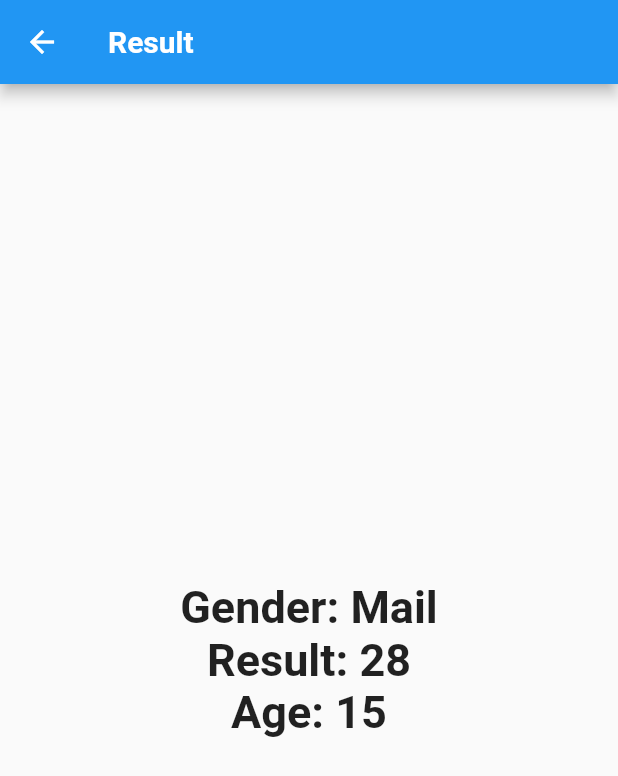
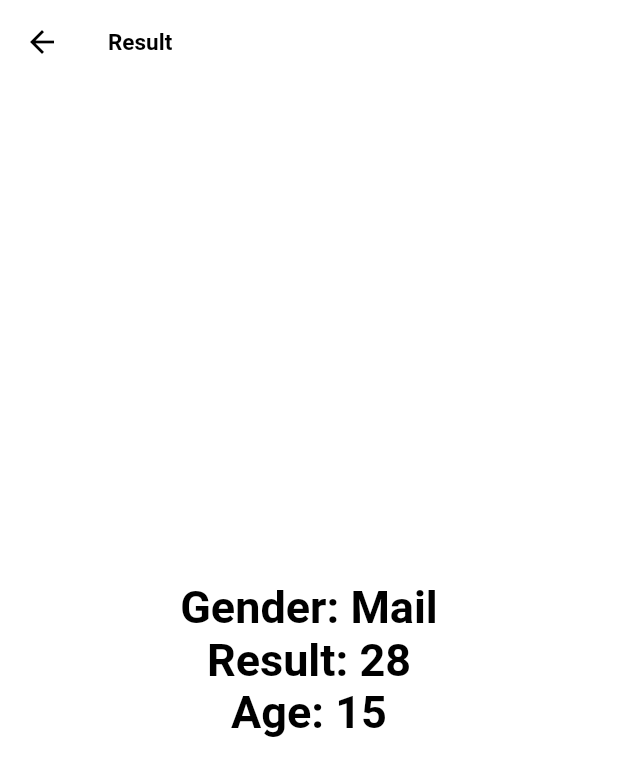
Before and after one commit to Esmail-Sameh/BMI_Calc, a Flutter app: the screen it shows after launch, after a tap on the "remove" icon, after a tap on the "add" icon, after a tap on "Calc", on a phone screen of 412 x 824 dp. Shown: the top 776 px of the screen. Run offline on Flutter 3.47's test engine with Material 2 defaults, Android fonts, the phone set to English and light mode, and no system bars; our stand-ins replace bloc, flutter_bloc.

Commit message:
Add Dark Mode And Light Mode With Out Shared Preferences

```diff
--- a/lib/constants/colors.dart
+++ b/lib/constants/colors.dart
@@ -1,13 +1,19 @@
-
-
-
 
 
 import 'dart:ui';
+import 'package:flutter/material.dart';
 
 class AppColor {
-  static Color background_Dark = const Color(0xff222222);
+  //Light Mode Colors
   static Color background_light = const Color(0xffffffff);
+  static Color contaner_light = Colors.grey[400]!;
+  static Color contaner_Color_light = Colors.blue;
+
+
+  //Dark mode Colors
+  static Color background_Dark = const Color(0xff0a0321);
+  static Color contaner_Dark = const Color(0xff1d1e33);
+  static Color contaner_Color_Dark = const Color(0xffe25cdc);
 
 
 }
--- a/lib/cubit/cubit.dart
+++ b/lib/cubit/cubit.dart
@@ -1,6 +1,9 @@
 import 'dart:math';
+import 'dart:ui';
 import 'package:bloc/bloc.dart';
+import 'package:bmi_calc/constants/colors.dart';
 import 'package:bmi_calc/cubit/states.dart';
+import 'package:flutter/material.dart';
 import 'package:flutter_bloc/flutter_bloc.dart';
 
 class BmiCubit extends Cubit<BmiStates>{
@@ -10,8 +13,11 @@ class BmiCubit extends Cubit<BmiStates>{
   int age = 15;
   int weight = 40;
   bool isMail = true;
+  bool isDark = false;
   double height = 120;
   late double result;
+  Color color_Select_Gender = Colors.blue;
+  Color? color_Contaners = Colors.grey[400];
 
   void plus_Age(){
     age ++;
@@ -43,8 +49,20 @@ class BmiCubit extends Cubit<BmiStates>{
   }
   void result_And_Navgat(){
     result = weight / pow(height / 100, 2);
-
+  }
+  void change_Mode(){
+    isDark =! isDark;
+    if(isDark){
+      color_Select_Gender = Colors.purple;
+      color_Contaners = Color(0xff1d1e33);
+    }else{
+      color_Select_Gender = AppColor.contaner_Color_light!;
+      color_Contaners = Colors.grey[400];
+    }
+    print(isDark);
+    emit(Bmi_Change_Mode_State());
   }
 
 
+
 }
--- a/lib/cubit/states.dart
+++ b/lib/cubit/states.dart
@@ -15,3 +15,5 @@ class Bmi_IsMale_True_State extends BmiStates{}
 class Bmi_IsMale_False_State extends BmiStates{}
 
 class Bmi_Change_Height_State extends BmiStates{}
+
+class Bmi_Change_Mode_State extends BmiStates{}
--- a/lib/main.dart
+++ b/lib/main.dart
@@ -1,6 +1,8 @@
 import 'package:bmi_calc/cubit/cubit.dart';
+import 'package:bmi_calc/cubit/states.dart';
 import 'package:bmi_calc/screens/home.dart';
 import 'package:bmi_calc/screens/result.dart';
+import 'package:bmi_calc/styles/themes.dart';
 import 'package:flutter/material.dart';
 import 'package:flutter_bloc/flutter_bloc.dart';
 
@@ -16,7 +18,10 @@ class App extends StatelessWidget {
   Widget build(BuildContext context) {
     return BlocProvider(
       create: (context) => BmiCubit(),
-      child:MaterialApp(
+      child:BlocConsumer<BmiCubit , BmiStates>(
+        listener: (context, state) {},
+        builder: (context, state) {
+          return MaterialApp(
             debugShowCheckedModeBanner: false,
             initialRoute: '/',
             routes: {
@@ -24,17 +29,12 @@ class App extends StatelessWidget {
               'result': (context) => Result(),
               //result: result, age: age, isMail: isMail
             },
-        theme: ThemeData(
-          appBarTheme: AppBarTheme(
-            centerTitle: true,
-            titleTextStyle: TextStyle(
-              color: Colors.white,
-              fontSize: 20,
-              fontWeight: FontWeight.bold,
-            ),
-          ),
-        ),
+            theme: Themes.light_Theme,
+            themeMode: BmiCubit.get(context).isDark ?ThemeMode.dark : ThemeMode.light,
+            darkTheme: Themes.dark_Theme,
 
+          );
+        },
       )
     );
   }
--- a/lib/screens/home.dart
+++ b/lib/screens/home.dart
@@ -1,3 +1,4 @@
+import 'package:bmi_calc/constants/colors.dart';
 import 'package:bmi_calc/cubit/cubit.dart';
 import 'package:bmi_calc/cubit/states.dart';
 import 'package:flutter/material.dart';
@@ -5,15 +6,23 @@ import 'package:flutter_bloc/flutter_bloc.dart';
 import 'package:bmi_calc/constants/data.dart';
 class Home extends StatelessWidget {
 
-
   @override
   Widget build(BuildContext context) {
     return BlocConsumer<BmiCubit, BmiStates>(
         listener: (context, state) {},
         builder: (context, state) {
+          var cubit = BmiCubit.get(context);
           return Scaffold(
             appBar: AppBar(
               title: Text('Body Mass Index'),
+              actions: [
+                IconButton(
+                    onPressed: (){
+                      cubit.change_Mode();
+                    },
+                    icon: Icon(Icons.brightness_4_outlined)
+                )
+              ],
             ),
             body: SafeArea(
                 child: Column(
@@ -30,8 +39,7 @@ class Home extends StatelessWidget {
                                   },
                                   child: Container(
                                     decoration: BoxDecoration(
-                                      color: BmiCubit.get(context).isMail ? Colors.blue : Colors
-                                          .grey[400],
+                                      color: cubit.isMail ? cubit.color_Select_Gender : cubit.color_Contaners,
                                       borderRadius: BorderRadius.circular(10),
                                     ),
                                     child: Column (
@@ -55,11 +63,11 @@ class Home extends StatelessWidget {
                               SizedBox(width: 16,),
                               Expanded(child: GestureDetector(
                                 onTap: () {
-                                  BmiCubit.get(context).is_Mail_False();
+                                  cubit.is_Mail_False();
                                 },
                                 child: Container(
                                   decoration: BoxDecoration(
-                                    color: BmiCubit.get(context).isMail ? Colors.grey[300] : Colors.blue,
+                                    color: cubit.isMail ? cubit.color_Contaners : cubit.color_Select_Gender,
                                     borderRadius: BorderRadius.circular(10),
                                   ),
                                   child: Column(
@@ -89,7 +97,7 @@ class Home extends StatelessWidget {
                           child: Container(
                               width: double.infinity,
                               decoration: BoxDecoration(
-                                color: Colors.grey[400],
+                                color: cubit.color_Contaners,
                                 borderRadius: BorderRadius.circular(10),
                               ),
                               child: Column(
@@ -109,7 +117,7 @@ class Home extends StatelessWidget {
                                     textBaseline: TextBaseline.alphabetic,
                                     children: [
                                       Text(
-                                        "${BmiCubit.get(context).height.round()} ",
+                                        "${cubit.height.round()} ",
                                         style: TextStyle(
                                           fontSize: 40,
                                           fontWeight: FontWeight.bold,
@@ -126,11 +134,11 @@ class Home extends StatelessWidget {
                                     ],
                                   ),
                                   Slider(
-                                      value: BmiCubit.get(context).height,
+                                      value: cubit.height,
                                       max: 220,
                                       min: 80,
                                       onChanged: (value) {
-                                        BmiCubit.get(context).change_Height(value);
+                                        cubit.change_Height(value);
                                         // setState(() {
                                         //   //print("dd ${value.round()} ");
                                         //   height = value;
@@ -151,7 +159,7 @@ class Home extends StatelessWidget {
                                 child: Container(
                                   decoration: BoxDecoration(
                                     borderRadius: BorderRadius.circular(10),
-                                    color: Colors.grey[400],
+                                    color: cubit.color_Contaners,
                                   ),
                                   child: Column(
                                     mainAxisAlignment: MainAxisAlignment.center,
@@ -165,7 +173,7 @@ class Home extends StatelessWidget {
                                       ),
                                       SizedBox(height: 10,),
                                       Text(
-                                        '${BmiCubit.get(context).weight}',
+                                        '${cubit.weight}',
                                         style: TextStyle(
                                           fontSize: 30,
                                           fontWeight: FontWeight.bold,
@@ -177,7 +185,7 @@ class Home extends StatelessWidget {
                                         children: [
                                           FloatingActionButton(
                                             onPressed: () {
-                                              BmiCubit.get(context).min_Weight();
+                                              cubit.min_Weight();
                                             },
                                             child: Icon(Icons.remove),
                                             mini: true,
@@ -186,7 +194,7 @@ class Home extends StatelessWidget {
                                           SizedBox(width: 10,),
                                           FloatingActionButton(
                                               onPressed: () {
-                                                BmiCubit.get(context).plus_Weight();
+                                                cubit.plus_Weight();
                                               },
                                               child: Icon(Icons.add),
                                               mini: true,
@@ -202,7 +210,7 @@ class Home extends StatelessWidget {
                                 child: Container(
                                   decoration: BoxDecoration(
                                     borderRadius: BorderRadius.circular(10),
-                                    color: Colors.grey[400],
+                                    color: cubit.color_Contaners,
                                   ),
                                   child: Column(
                                     mainAxisAlignment: MainAxisAlignment.center,
@@ -216,7 +224,7 @@ class Home extends StatelessWidget {
                                       ),
                                       SizedBox(height: 10,),
                                       Text(
-                                        '${BmiCubit.get(context).age}',
+                                        '${cubit.age}',
                                         style: TextStyle(
                                           fontSize: 30,
                                           fontWeight: FontWeight.bold,
@@ -228,7 +236,7 @@ class Home extends StatelessWidget {
                                         children: [
                                           FloatingActionButton(
                                             onPressed: () {
-                                              BmiCubit.get(context).min_Age();
+                                              cubit.min_Age();
                                             },
                                             child: Icon(Icons.remove),
                                             mini: true,
@@ -237,7 +245,7 @@ class Home extends StatelessWidget {
                                           SizedBox(width: 10,),
                                           FloatingActionButton(
                                             onPressed: () {
-                                              BmiCubit.get(context).plus_Age();
+                                              cubit.plus_Age();
                                             },
                                             child: Icon(Icons.add),
                                             mini: true,
@@ -253,17 +261,17 @@ class Home extends StatelessWidget {
                         )),
                     Container(
                       width: double.infinity,
-                      color: Colors.blue,
+                      color: cubit.color_Select_Gender,
                       height: 60,
                       child: MaterialButton(
                         onPressed: () {
-                          BmiCubit.get(context).result_And_Navgat();
+                          cubit.result_And_Navgat();
                           Navigator.pushNamed(context,
                             'result',
                             arguments: Data(
-                                result: BmiCubit.get(context).result,
-                                age: BmiCubit.get(context).age,
-                                isMail: BmiCubit.get(context).isMail,
+                                result: cubit.result,
+                                age: cubit.age,
+                                isMail: cubit.isMail,
                             ),
                           );
 
--- a/lib/screens/result.dart
+++ b/lib/screens/result.dart
@@ -1,5 +1,8 @@
 import 'package:bmi_calc/constants/data.dart';
+import 'package:bmi_calc/cubit/cubit.dart';
+import 'package:bmi_calc/cubit/states.dart';
 import 'package:flutter/material.dart';
+import 'package:flutter_bloc/flutter_bloc.dart';
 
 class Result extends StatelessWidget {
 
@@ -16,6 +19,10 @@ class Result extends StatelessWidget {
   @override
   Widget build(BuildContext context) {
     Data data = ModalRoute.of(context)!.settings.arguments as Data;
+    return BlocConsumer<BmiCubit , BmiStates>(
+      listener: (context, state) {},
+      builder: (context, state) {
+        var cubit = BmiCubit.get(context);
         return Scaffold(
           appBar: AppBar(
             centerTitle: false,
@@ -35,21 +42,24 @@ class Result extends StatelessWidget {
                     'Gender: ${data.isMail ? 'Mail' : 'Femail'}',
                     style: TextStyle(
                         fontSize: 30,
-                  fontWeight: FontWeight.bold
+                        fontWeight: FontWeight.bold,
+                        color: cubit.isDark ? Colors.white : Colors.black,
                     ),
                   ),
                   Text(
                     'Result: ${data.result.round()}',
                     style: TextStyle(
                         fontSize: 30,
-                    fontWeight: FontWeight.bold
+                        fontWeight: FontWeight.bold,
+                      color: cubit.isDark ? Colors.white : Colors.black,
                     ),
                   ),
                   Text(
                     'Age: ${data.age}',
                     style: TextStyle(
                         fontSize: 30,
-                    fontWeight: FontWeight.bold
+                        fontWeight: FontWeight.bold,
+                      color: cubit.isDark ? Colors.white : Colors.black,
                     ),
                   ),
                 ],
@@ -57,5 +67,7 @@ class Result extends StatelessWidget {
             ),
           ),
         );
+      },
+    );
   }
 }
--- /dev/null
+++ b/lib/styles/themes.dart
@@ -0,0 +1,53 @@
+import 'package:bmi_calc/constants/colors.dart';
+import 'package:flutter/material.dart';
+
+class Themes {
+
+  static ThemeData light_Theme = ThemeData(
+    primaryColor: AppColor.contaner_Color_light,
+    primarySwatch: Colors.blue,
+    scaffoldBackgroundColor: AppColor.background_light,
+    appBarTheme: AppBarTheme(
+      elevation: 0,
+      centerTitle: true,
+      color: AppColor.background_light,
+      iconTheme: IconThemeData(
+        color: Colors.black,
+      ),
+      titleTextStyle: TextStyle(
+        color: Colors.black,
+        fontWeight: FontWeight.bold,
+        fontSize: 15
+      ),
+    ),
+    textTheme: TextTheme(
+      bodyMedium: TextStyle(color: Colors.black),
+    ),
+    iconTheme: IconThemeData(color: Colors.black),
+  );
+
+  static ThemeData dark_Theme = ThemeData(
+
+    primaryColor: AppColor.contaner_Color_Dark,
+    primarySwatch: Colors.purple,
+
+    scaffoldBackgroundColor: AppColor.background_Dark,
+    appBarTheme: AppBarTheme(
+      elevation: 0,
+      centerTitle: true,
+      color: AppColor.background_Dark,
+      iconTheme: IconThemeData(
+        color: Colors.white,
+      ),
+      titleTextStyle: TextStyle(
+          color: Colors.white,
+          fontWeight: FontWeight.bold,
+          fontSize: 15
+      ),
+    ),
+    textTheme: TextTheme(
+      bodyMedium: TextStyle(color: Colors.white),
+    ),
+    iconTheme: IconThemeData(color: Colors.white),
+  );
+}
```
Lines whose indentation alone changed are shown as unchanged.
